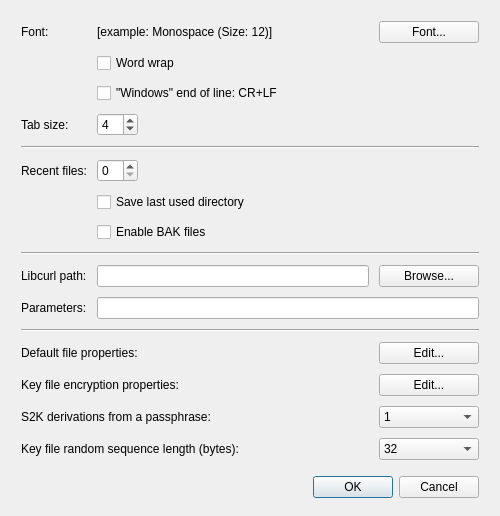
Qt form qt_ui/preferences_dialog.ui (evpo/EncryptPad) before a commit.
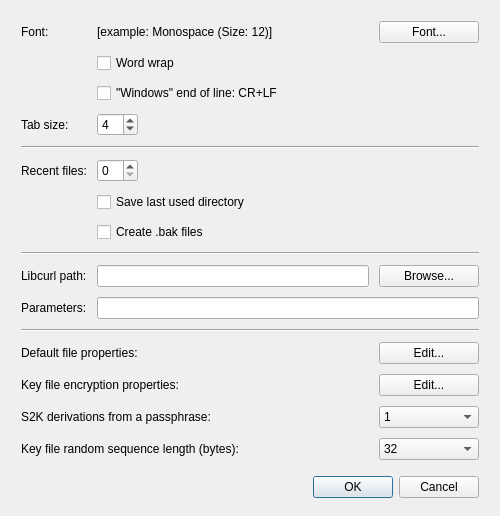
The same form after that commit.

Diff of the .ui file:
```diff
--- a/qt_ui/preferences_dialog.ui
+++ b/qt_ui/preferences_dialog.ui
@@ -100,7 +100,7 @@
      <item row="7" column="1" colspan="2">
       <widget class="QCheckBox" name="uiEnableBakFiles">
        <property name="text">
-        <string>Enable BAK files</string>
+        <string>Create .bak files</string>
        </property>
       </widget>
      </item>
```
